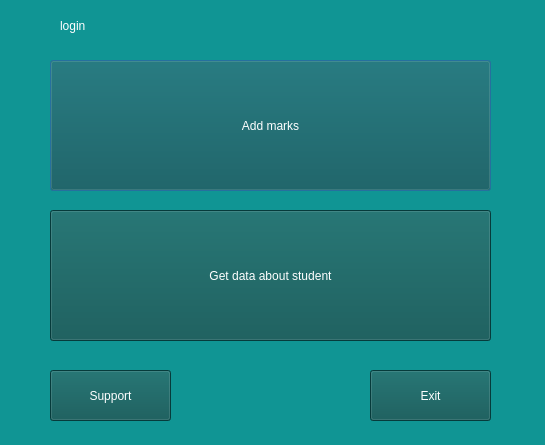
Before: the Qt Designer form QTcreator/Diary/diary_menu.ui in albaSANDROS/DIPLOMA-PROJECT.-Multi-user-client-server-application-e-journal, drawn with Qt 5.
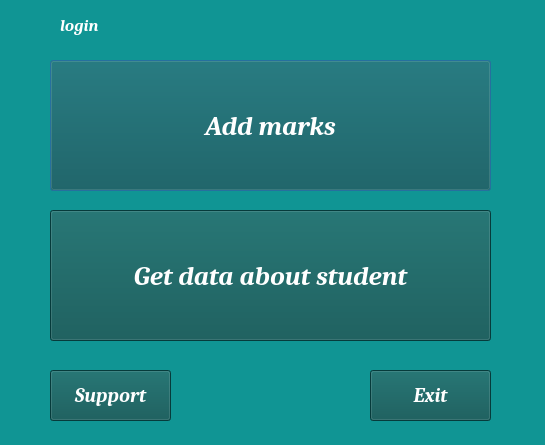
After: the same form once the commit is applied.

Diff of the .ui file:
```diff
--- a/QTcreator/Diary/diary_menu.ui
+++ b/QTcreator/Diary/diary_menu.ui
@@ -28,6 +28,14 @@
      <height>31</height>
     </rect>
    </property>
+   <property name="font">
+    <font>
+     <family>Cambria</family>
+     <pointsize>13</pointsize>
+     <italic>true</italic>
+     <bold>true</bold>
+    </font>
+   </property>
    <property name="styleSheet">
     <string notr="true">color: rgb(255, 255, 255);</string>
    </property>
@@ -44,6 +52,17 @@
      <height>131</height>
     </rect>
    </property>
+   <property name="font">
+    <font>
+     <family>Cambria</family>
+     <pointsize>20</pointsize>
+     <italic>true</italic>
+     <bold>true</bold>
+    </font>
+   </property>
+   <property name="cursor">
+    <cursorShape>OpenHandCursor</cursorShape>
+   </property>
    <property name="styleSheet">
     <string notr="true">background-color: rgb(29, 35, 35);
 background-color: rgb(9, 83, 82);
@@ -62,6 +81,17 @@
      <height>131</height>
     </rect>
    </property>
+   <property name="font">
+    <font>
+     <family>Cambria</family>
+     <pointsize>20</pointsize>
+     <italic>true</italic>
+     <bold>true</bold>
+    </font>
+   </property>
+   <property name="cursor">
+    <cursorShape>OpenHandCursor</cursorShape>
+   </property>
    <property name="styleSheet">
     <string notr="true">background-color: rgb(29, 35, 35);
 background-color: rgb(9, 83, 82);
@@ -80,6 +110,17 @@
      <height>51</height>
     </rect>
    </property>
+   <property name="font">
+    <font>
+     <family>Cambria</family>
+     <pointsize>15</pointsize>
+     <italic>true</italic>
+     <bold>true</bold>
+    </font>
+   </property>
+   <property name="cursor">
+    <cursorShape>OpenHandCursor</cursorShape>
+   </property>
    <property name="styleSheet">
     <string notr="true">background-color: rgb(29, 35, 35);
 background-color: rgb(9, 83, 82);
@@ -98,6 +139,17 @@
      <height>51</height>
     </rect>
    </property>
+   <property name="font">
+    <font>
+     <family>Cambria</family>
+     <pointsize>15</pointsize>
+     <italic>true</italic>
+     <bold>true</bold>
+    </font>
+   </property>
+   <property name="cursor">
+    <cursorShape>OpenHandCursor</cursorShape>
+   </property>
    <property name="styleSheet">
     <string notr="true">background-color: rgb(29, 35, 35);
 background-color: rgb(9, 83, 82);
```
